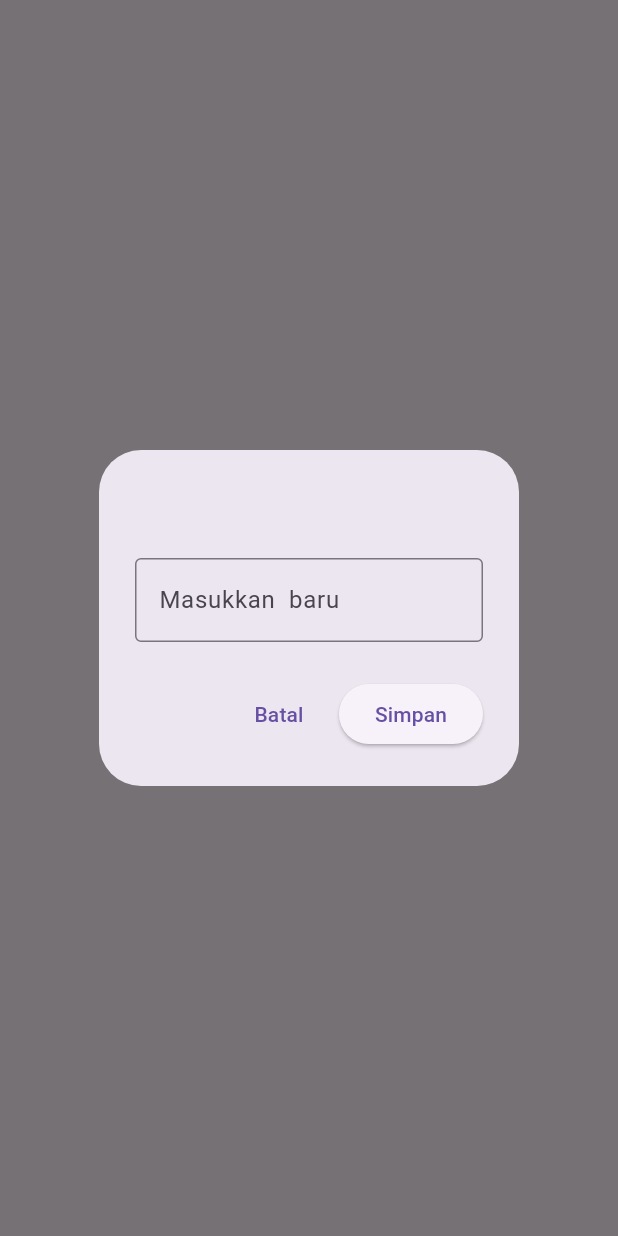
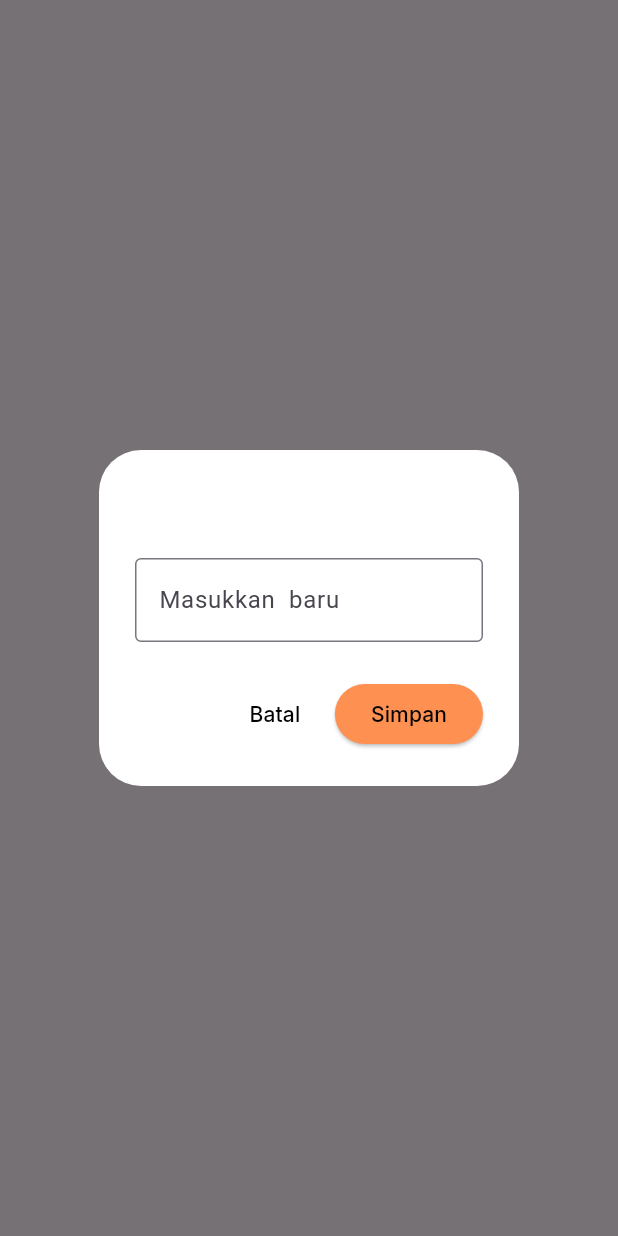
Before and after one commit to Elmosius/Kenyangin-Aja, a Flutter app: what showEditDialog() shows on an empty page, opened directly with empty values, on a phone screen of 412 x 824 dp. Run offline on Flutter 3.47's test engine with Material 3 defaults, Android fonts, the phone set to English and light mode, and no system bars; our stand-ins replace dio, flutter_riverpod, go_router, google_fonts, material_design_icons_flutter, shared_preferences; accounts and stored records are empty.

Commit message:
update: color dialog

```diff
--- a/main/lib/core/widgets/edit_dialog.dart
+++ b/main/lib/core/widgets/edit_dialog.dart
@@ -1,4 +1,6 @@
 import 'package:flutter/material.dart';
+import 'package:google_fonts/google_fonts.dart';
+import 'package:main/core/themes/colors.dart';
 
 Future<void> showEditDialog({
   required BuildContext context,
@@ -13,6 +15,7 @@ Future<void> showEditDialog({
     context: context,
     builder: (BuildContext context) {
       return AlertDialog(
+        backgroundColor: Colors.white,
         title: Text(title),
         content: TextField(
           controller: controller,
@@ -24,14 +27,18 @@ Future<void> showEditDialog({
         actions: [
           TextButton(
             onPressed: () => Navigator.pop(context),
-            child: const Text("Batal"),
+            child: Text("Batal", style: GoogleFonts.inter(color: Colors.black)),
           ),
           ElevatedButton(
+            style: ButtonStyle(
+              backgroundColor: WidgetStateProperty.all(AppColors.orange),
+            ),
             onPressed: () {
               onConfirm(controller.text);
               Navigator.pop(context);
             },
-            child: const Text("Simpan"),
+            child:
+                Text("Simpan", style: GoogleFonts.inter(color: Colors.black)),
           ),
         ],
       );
--- a/main/lib/features/user/layouts/profile_card.dart
+++ b/main/lib/features/user/layouts/profile_card.dart
@@ -24,7 +24,7 @@ class ProfileCardSection extends ConsumerWidget {
       onEditName: () async {
         await showEditDialog(
           context: context,
-          title: "Nama",
+          title: "Masukkan nama baru ",
           initialValue: userName,
           onConfirm: (newName) async {
             await ref
@@ -39,7 +39,7 @@ class ProfileCardSection extends ConsumerWidget {
       onEditEmail: () async {
         await showEditDialog(
           context: context,
-          title: "Email",
+          title: "Masukan email baru",
           initialValue: userEmail,
           onConfirm: (newEmail) async {
             await ref
--- a/main/lib/features/user/views/profile_page.dart
+++ b/main/lib/features/user/views/profile_page.dart
@@ -77,7 +77,7 @@ class _ProfilePageState extends ConsumerState<ProfilePage> {
 
             // Delete Account Button
             DeleteButton(
-              onPressed: () {
+              onConfirmed: () {
                 ref
                     .read(authStateNotifierProvider.notifier)
                     .deleteAccount(userId);
--- a/main/lib/routes/app_router.dart
+++ b/main/lib/routes/app_router.dart
@@ -1,8 +1,6 @@
 import 'dart:developer';
-
 import 'package:flutter/material.dart';
 import 'package:go_router/go_router.dart';
-import 'package:main/data/providers/auth_state_notifier.dart';
 import 'package:main/features/admin/views/add_food_page.dart';
 import 'package:main/features/admin/views/admin_dashboard_page.dart';
 import 'package:main/features/admin/views/edit_food_page.dart';
```
Also changed, not shown: main/lib/core/widgets/delete_button.dart (+37 -3 lines), main/lib/features/user/views/liked_page.dart (+6 -4 lines).
